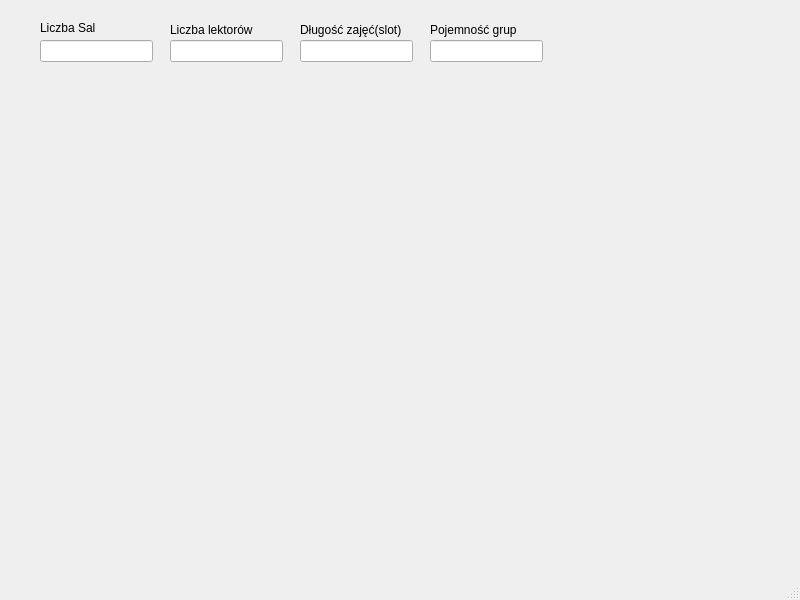
Before: the Qt Designer form cosik.ui in rafalkosla101/GlebokieUczenie, drawn with Qt 5.
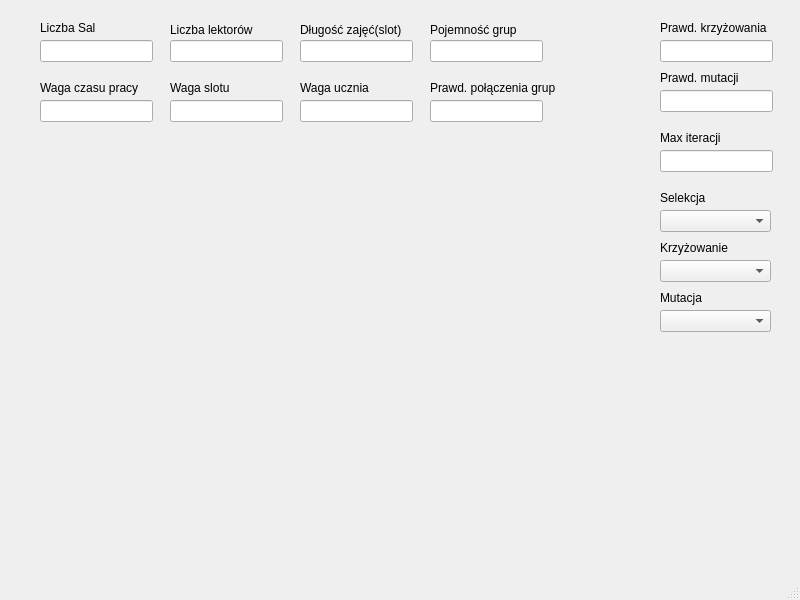
After: the same form once the commit is applied.

Commit message: Extend ui with more fields

The edit to the form file:
```diff
--- a/cosik.ui
+++ b/cosik.ui
@@ -106,6 +106,236 @@
      </rect>
     </property>
    </widget>
+   <widget class="QLineEdit" name="lineEdit_5">
+    <property name="geometry">
+     <rect>
+      <x>40</x>
+      <y>100</y>
+      <width>113</width>
+      <height>22</height>
+     </rect>
+    </property>
+   </widget>
+   <widget class="QLabel" name="label_5">
+    <property name="geometry">
+     <rect>
+      <x>40</x>
+      <y>80</y>
+      <width>111</width>
+      <height>16</height>
+     </rect>
+    </property>
+    <property name="text">
+     <string>Waga czasu pracy</string>
+    </property>
+   </widget>
+   <widget class="QLineEdit" name="lineEdit_6">
+    <property name="geometry">
+     <rect>
+      <x>170</x>
+      <y>100</y>
+      <width>113</width>
+      <height>22</height>
+     </rect>
+    </property>
+   </widget>
+   <widget class="QLabel" name="label_6">
+    <property name="geometry">
+     <rect>
+      <x>170</x>
+      <y>80</y>
+      <width>81</width>
+      <height>16</height>
+     </rect>
+    </property>
+    <property name="text">
+     <string>Waga slotu</string>
+    </property>
+   </widget>
+   <widget class="QLineEdit" name="lineEdit_7">
+    <property name="geometry">
+     <rect>
+      <x>300</x>
+      <y>100</y>
+      <width>113</width>
+      <height>22</height>
+     </rect>
+    </property>
+   </widget>
+   <widget class="QLabel" name="label_7">
+    <property name="geometry">
+     <rect>
+      <x>300</x>
+      <y>80</y>
+      <width>81</width>
+      <height>16</height>
+     </rect>
+    </property>
+    <property name="text">
+     <string>Waga ucznia</string>
+    </property>
+   </widget>
+   <widget class="QLineEdit" name="lineEdit_8">
+    <property name="geometry">
+     <rect>
+      <x>660</x>
+      <y>40</y>
+      <width>113</width>
+      <height>22</height>
+     </rect>
+    </property>
+   </widget>
+   <widget class="QLabel" name="label_8">
+    <property name="geometry">
+     <rect>
+      <x>660</x>
+      <y>20</y>
+      <width>121</width>
+      <height>16</height>
+     </rect>
+    </property>
+    <property name="text">
+     <string>Prawd. krzyżowania</string>
+    </property>
+   </widget>
+   <widget class="QLineEdit" name="lineEdit_9">
+    <property name="geometry">
+     <rect>
+      <x>660</x>
+      <y>90</y>
+      <width>113</width>
+      <height>22</height>
+     </rect>
+    </property>
+   </widget>
+   <widget class="QLabel" name="label_9">
+    <property name="geometry">
+     <rect>
+      <x>660</x>
+      <y>70</y>
+      <width>111</width>
+      <height>16</height>
+     </rect>
+    </property>
+    <property name="text">
+     <string>Prawd. mutacji</string>
+    </property>
+   </widget>
+   <widget class="QLabel" name="label_10">
+    <property name="geometry">
+     <rect>
+      <x>660</x>
+      <y>130</y>
+      <width>111</width>
+      <height>16</height>
+     </rect>
+    </property>
+    <property name="text">
+     <string>Max iteracji</string>
+    </property>
+   </widget>
+   <widget class="QLineEdit" name="lineEdit_10">
+    <property name="geometry">
+     <rect>
+      <x>660</x>
+      <y>150</y>
+      <width>113</width>
+      <height>22</height>
+     </rect>
+    </property>
+   </widget>
+   <widget class="QComboBox" name="comboBox">
+    <property name="geometry">
+     <rect>
+      <x>660</x>
+      <y>210</y>
+      <width>111</width>
+      <height>22</height>
+     </rect>
+    </property>
+   </widget>
+   <widget class="QLabel" name="label_11">
+    <property name="geometry">
+     <rect>
+      <x>660</x>
+      <y>190</y>
+      <width>111</width>
+      <height>16</height>
+     </rect>
+    </property>
+    <property name="text">
+     <string>Selekcja</string>
+    </property>
+   </widget>
+   <widget class="QComboBox" name="comboBox_2">
+    <property name="geometry">
+     <rect>
+      <x>660</x>
+      <y>260</y>
+      <width>111</width>
+      <height>22</height>
+     </rect>
+    </property>
+   </widget>
+   <widget class="QLabel" name="label_12">
+    <property name="geometry">
+     <rect>
+      <x>660</x>
+      <y>240</y>
+      <width>111</width>
+      <height>16</height>
+     </rect>
+    </property>
+    <property name="text">
+     <string>Krzyżowanie</string>
+    </property>
+   </widget>
+   <widget class="QComboBox" name="comboBox_3">
+    <property name="geometry">
+     <rect>
+      <x>660</x>
+      <y>310</y>
+      <width>111</width>
+      <height>22</height>
+     </rect>
+    </property>
+   </widget>
+   <widget class="QLabel" name="label_13">
+    <property name="geometry">
+     <rect>
+      <x>660</x>
+      <y>290</y>
+      <width>111</width>
+      <height>16</height>
+     </rect>
+    </property>
+    <property name="text">
+     <string>Mutacja</string>
+    </property>
+   </widget>
+   <widget class="QLabel" name="label_14">
+    <property name="geometry">
+     <rect>
+      <x>430</x>
+      <y>80</y>
+      <width>161</width>
+      <height>16</height>
+     </rect>
+    </property>
+    <property name="text">
+     <string>Prawd. połączenia grup</string>
+    </property>
+   </widget>
+   <widget class="QLineEdit" name="lineEdit_11">
+    <property name="geometry">
+     <rect>
+      <x>430</x>
+      <y>100</y>
+      <width>113</width>
+      <height>22</height>
+     </rect>
+    </property>
+   </widget>
   </widget>
   <widget class="QMenuBar" name="menubar">
    <property name="geometry">
```
The commit also changes 1 other file.
